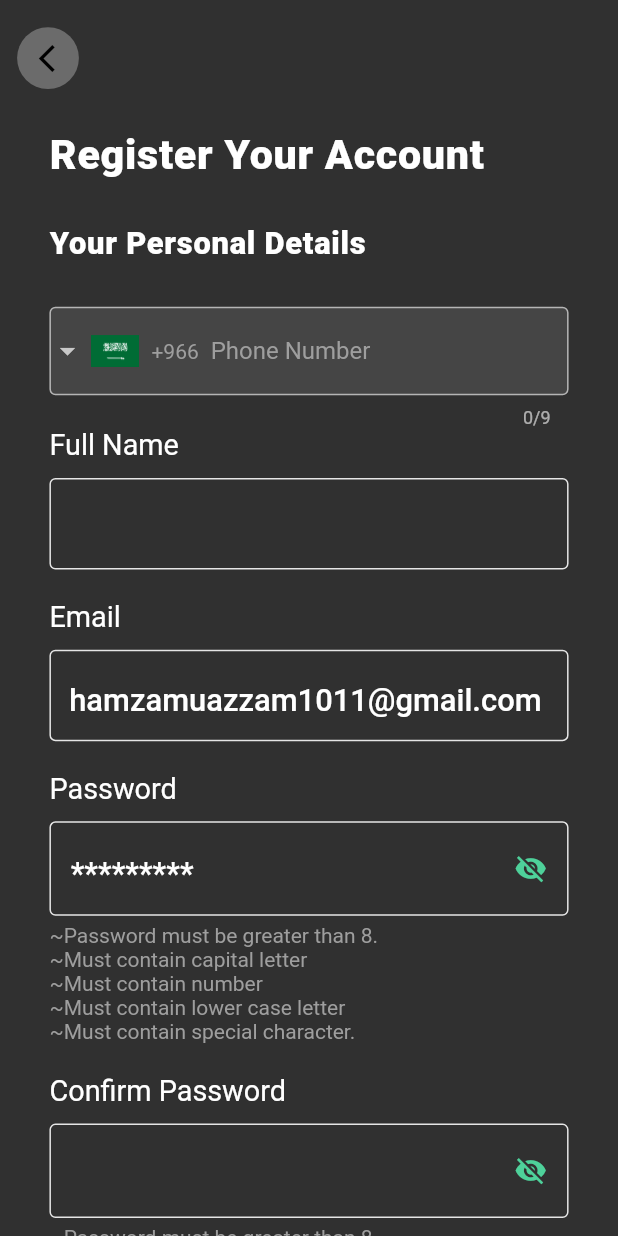
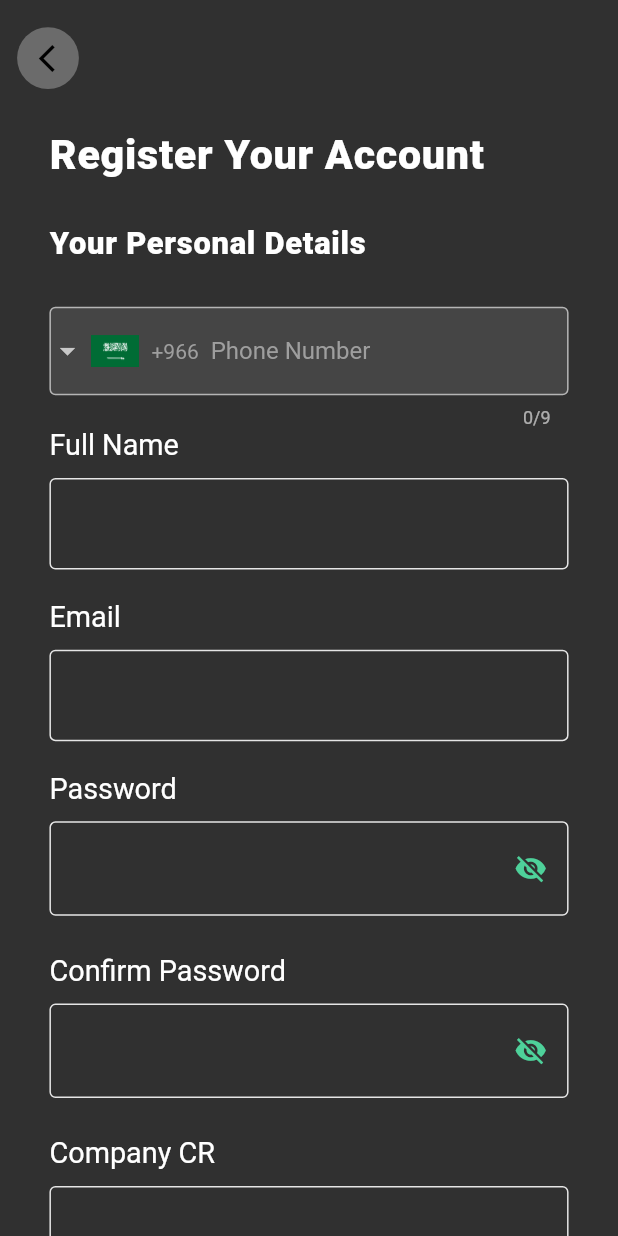
Before and after one commit to HamzaMuazzam/truck_user_app_new, a Flutter app: the RegisterScreen screen opened directly, on a phone screen of 412 x 824 dp. Run offline on Flutter 3.47's test engine with Material 2 defaults, Android fonts, the phone set to English and light mode, and no system bars; our stand-ins replace cached_network_image, firebase_auth, firebase_core, firebase_messaging, flutter_local_notifications, flutter_rating_bar and 16 more; missing offline and left inert: firebase_phone_auth_handler, flutter_animated_dialog, flutter_polyline_points, form_builder_extra_fields, google_maps_webapi, map_location_picker and 2 more; accounts and stored records are empty; statements that could not run were skipped; project files that could hold a hidden picture were left out.

```diff
--- a/lib/providers/auth_provider.dart
+++ b/lib/providers/auth_provider.dart
@@ -29,8 +29,10 @@ class AuthProvider extends ChangeNotifier {
   TextEditingController phoneController = TextEditingController();
   TextEditingController pinPutController = TextEditingController();
 
-  TextEditingController emailController = TextEditingController(text: "hamzamuazzam1011@gmail.com");
-  TextEditingController passwordController = TextEditingController(text: 'Power\$321');
+  TextEditingController emailController = TextEditingController();
+  TextEditingController passwordController = TextEditingController();
+  // TextEditingController emailController = TextEditingController(text: "hamzamuazzam1011@gmail.com");
+  // TextEditingController passwordController = TextEditingController(text: 'Power\$321');
   TextEditingController password2Controller = TextEditingController();
   UserCredential? userCredential;
   UserAuthModel? userAuthModel;
--- a/lib/screens/commonPages/phone_verify.dart
+++ b/lib/screens/commonPages/phone_verify.dart
@@ -122,15 +122,16 @@ class _VerifyPhoneScreenState extends State<VerifyPhoneScreen> {
 
                                     },
                                   ),
-                                  Text("~Password must be greater than 8.", style: TextStyle(color: checks.contains(0)?Colors.red:Colors.grey),),
-                                  Text("~Must contain capital letter", style: TextStyle(color: checks.contains(1)?Colors.red:Colors.grey)),
-                                  Text("~Must contain number",
-                                    style: TextStyle(color: checks.contains(2)?Colors.red:Colors.grey),),
-                                  Text("~Must contain lower case letter",
-                                    style: TextStyle(color: checks.contains(3)?Colors.red:Colors.grey),),
-                                  Text("~Must contain special character.",
-                                    style: TextStyle(color: checks.contains(4)?Colors.red:Colors.grey),
-                                  ),
+                                  checks.contains(0)?
+                                  Text("~Password must be greater than 8.", style: TextStyle(color: checks.contains(0)?Colors.red:Colors.grey),):Container(),
+                                  checks.contains(1)?
+                                  Text("~Must contain capital letter", style: TextStyle(color: checks.contains(1)?Colors.red:Colors.grey)):Container(),
+                                  checks.contains(2)?
+                                  Text("~Must contain number", style: TextStyle(color: checks.contains(2)?Colors.red:Colors.grey),):Container(),
+                                  checks.contains(3)?
+                                  Text("~Must contain lower case letter", style: TextStyle(color: checks.contains(3)?Colors.red:Colors.grey),):Container(),
+                                  checks.contains(4)?
+                                  Text("~Must contain special character.", style: TextStyle(color: checks.contains(4)?Colors.red:Colors.grey)):Container(),
                                   sh(20),
                                   Container(
                                     child: Padding(
--- a/lib/screens/commonPages/register.dart
+++ b/lib/screens/commonPages/register.dart
@@ -33,7 +33,7 @@ bool phoneVerified = false;
 class _RegisterScreenState extends State<RegisterScreen> {
   Set<int> checks={};
   Set<int> checks2={};
-
+String crNo="";
 
   @override
   void initState() {
@@ -210,15 +210,16 @@ class _RegisterScreenState extends State<RegisterScreen> {
 
         },
       ),
-      Text("~Password must be greater than 8.", style: TextStyle(color: checks.contains(0)?Colors.red:Colors.grey),),
-      Text("~Must contain capital letter", style: TextStyle(color: checks.contains(1)?Colors.red:Colors.grey)),
-      Text("~Must contain number",
-        style: TextStyle(color: checks.contains(2)?Colors.red:Colors.grey),),
-      Text("~Must contain lower case letter",
-        style: TextStyle(color: checks.contains(3)?Colors.red:Colors.grey),),
-      Text("~Must contain special character.",
-        style: TextStyle(color: checks.contains(4)?Colors.red:Colors.grey),
-      ),
+      checks.contains(0)?
+      Text("~Password must be greater than 8.", style: TextStyle(color: checks.contains(0)?Colors.red:Colors.grey),):Container(),
+      checks.contains(1)?
+      Text("~Must contain capital letter", style: TextStyle(color: checks.contains(1)?Colors.red:Colors.grey)):Container(),
+      checks.contains(2)?
+      Text("~Must contain number", style: TextStyle(color: checks.contains(2)?Colors.red:Colors.grey),):Container(),
+      checks.contains(3)?
+      Text("~Must contain lower case letter", style: TextStyle(color: checks.contains(3)?Colors.red:Colors.grey),):Container(),
+      checks.contains(4)?
+      Text("~Must contain special character.", style: TextStyle(color: checks.contains(4)?Colors.red:Colors.grey)):Container(),
 
       sh(20),
       AppTextFieldPassword(
@@ -243,33 +244,51 @@ class _RegisterScreenState extends State<RegisterScreen> {
 
         },
       ),
-      Text("~Password must be greater than 8.", style: TextStyle(color: checks2.contains(0)?Colors.red:Colors.grey),),
-      Text("~Must contain capital letter", style: TextStyle(color: checks2.contains(1)?Colors.red:Colors.grey)),
-      Text("~Must contain number",
-        style: TextStyle(color: checks2.contains(2)?Colors.red:Colors.grey),),
-      Text("~Must contain lower case letter",
-        style: TextStyle(color: checks2.contains(3)?Colors.red:Colors.grey),),
-      Text("~Must contain special character.",
-        style: TextStyle(color: checks2.contains(4)?Colors.red:Colors.grey),
-      ),
+      checks2.contains(0)?
+      Text("~Password must be greater than 8.", style: TextStyle(color: checks2.contains(0)?Colors.red:Colors.grey),):Container(),
+      checks2.contains(1)?
+      Text("~Must contain capital letter", style: TextStyle(color: checks2.contains(1)?Colors.red:Colors.grey)):Container(),
+      checks2.contains(2)?
+      Text("~Must contain number", style: TextStyle(color: checks2.contains(2)?Colors.red:Colors.grey),):Container(),
+      checks2.contains(3)?
+      Text("~Must contain lower case letter", style: TextStyle(color: checks2.contains(3)?Colors.red:Colors.grey),):Container(),
+      checks2.contains(4)?
+      Text("~Must contain special character.", style: TextStyle(color: checks2.contains(4)?Colors.red:Colors.grey)):Container(),
 
 
       sh(20),
       AppTextField(
-        label: CompanyCR,
+        label: CompanyCR,inputType: TextInputType.number,
         controller: authProvider.companyCR,
         suffix: null,
         isVisibilty: null,
-        validator: (val) {
-          if (authProvider.companyCR.text.trim() == "")
-            return FieldEmptyError;
-          else if (authProvider.companyCR.text.length<10){
-            return "CR can't be less then 10 digits";
-          }
-          else
-            return null;
+        maxLength: 10,
+        onChange: (text){
+          crNo=text;
+          setState(() {
+          });
         },
+        // validator: (val) {
+        //   if (authProvider.companyCR.text.trim() == "")
+        //     return FieldEmptyError;
+        //   else if (authProvider.companyCR.text.length<10){
+        //     return "CR can't be less then 10 digits";
+        //   }
+        //   else if (authProvider.companyCR.text.length>10){
+        //     return "CR can't be more then 10 digits";
+        //   }
+        //   else
+        //     return null;
+        // },
       ),
+      sh(5),
+      if(crNo.isEmpty)
+      Text("CR number can't be empty",style: TextStyle(color: Colors.red),),
+      if(crNo.length<10)
+      Text("CR number can't be less than 10",style: TextStyle(color: Colors.red),),
+      if(crNo.length>10)
+      Text("CR number can't be greater than 10",style: TextStyle(color: Colors.red),),
+
       sh(20),
       AppTextField(
         label: 'Company ContactNo',
@@ -289,11 +308,7 @@ class _RegisterScreenState extends State<RegisterScreen> {
         child: AppButton(
           label: RegisterLabel,
           onPressed: () async {
-
             if(checks.isNotEmpty || checks2.isNotEmpty) return;
-
-
-
             await authProvider.registrationFormValidation();
           },
         ),
--- a/pubspec.yaml
+++ b/pubspec.yaml
@@ -76,6 +76,8 @@ dev_dependencies:
   flutter_test:
     sdk: flutter
 
+  change_app_package_name: ^1.1.0
+
 flutter_icons:
   android: "launcher_icon"
   ios: false
```
Also changed, not shown: lib/providers/Truck _provider/payment_provider.dart (+7 -5 lines), lib/screens/TruckBooking/getOrderDetailsById.dart (+28 -3 lines), pubspec.lock, 11 other files.
